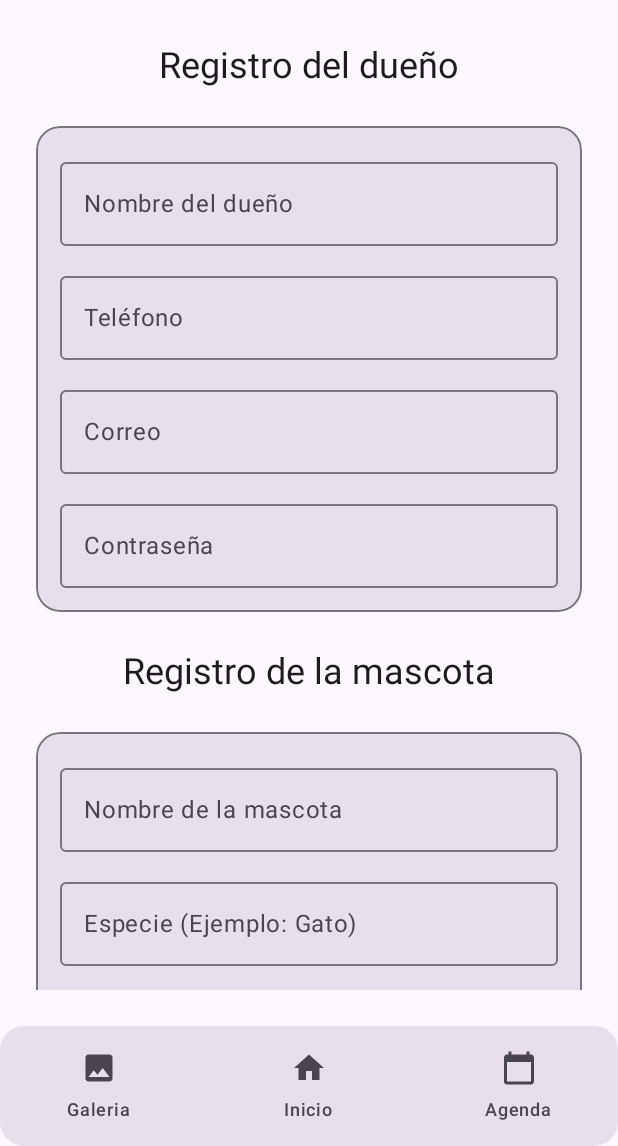
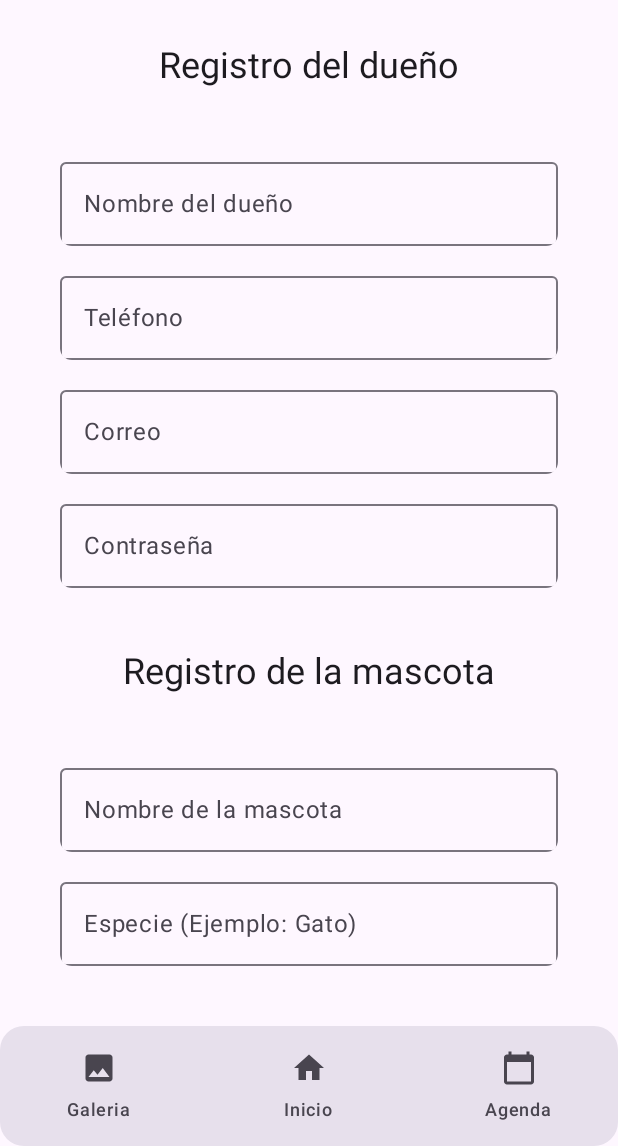
Before and after one commit to LaHechicera/PetDateApp, an Android app built with Jetpack Compose: the RegisterScreen screen opened through its navigation route, on a phone screen of 412 x 824 dp, the part 90-1236 px from its top. Run offline under Robolectric (Android 15) with nearby library versions, the phone set to English and light mode, and no system bars; our stand-ins replace Room's generated code.

Commit message:
sin fondo registro

```diff
--- a/app/build.gradle.kts
+++ b/app/build.gradle.kts
@@ -71,6 +71,7 @@ dependencies {
     //Room SQLite
     // Room components
     implementation("androidx.room:room-runtime:2.6.1")
+    implementation(libs.ui.graphics)
     kapt("androidx.room:room-compiler:2.6.1")
 
 // Kotlin Extensions and Coroutines support for Room
--- a/app/src/main/java/com/example/petdateapp/ui/RegisterScreen.kt
+++ b/app/src/main/java/com/example/petdateapp/ui/RegisterScreen.kt
@@ -1,31 +1,13 @@
 package com.example.petdateapp.ui
 
 import androidx.compose.foundation.background
-import androidx.compose.foundation.border
-import androidx.compose.foundation.layout.Box
-import androidx.compose.foundation.layout.Column
-import androidx.compose.foundation.layout.Spacer
-import androidx.compose.foundation.layout.fillMaxSize
-import androidx.compose.foundation.layout.fillMaxWidth
-import androidx.compose.foundation.layout.height
-import androidx.compose.foundation.layout.padding
+import androidx.compose.foundation.layout.*
 import androidx.compose.foundation.rememberScrollState
 import androidx.compose.foundation.shape.RoundedCornerShape
 import androidx.compose.foundation.text.KeyboardOptions
 import androidx.compose.foundation.verticalScroll
-import androidx.compose.material3.Button
-import androidx.compose.material3.ButtonDefaults
-import androidx.compose.material3.MaterialTheme
-import androidx.compose.material3.OutlinedTextField
-import androidx.compose.material3.SnackbarHost
-import androidx.compose.material3.SnackbarHostState
-import androidx.compose.material3.Surface
-import androidx.compose.material3.Text
-import androidx.compose.material3.TextFieldDefaults
-import androidx.compose.runtime.Composable
-import androidx.compose.runtime.LaunchedEffect
-import androidx.compose.runtime.remember
-import androidx.compose.runtime.rememberCoroutineScope
+import androidx.compose.material3.*
+import androidx.compose.runtime.*
 import androidx.compose.ui.Alignment
 import androidx.compose.ui.Modifier
 import androidx.compose.ui.draw.clip
@@ -51,26 +33,21 @@ fun RegisterScreen(viewModel: RegisterViewModel = viewModel(), navController: Na
     LaunchedEffect(viewModel.mensaje.value) {
         val msg = viewModel.mensaje.value
         if (msg.isNotEmpty()) {
-            // Mostrar snackbar en una coroutine separada para controlar el tiempo exactamente
             coroutineScope.launch {
-                // showSnackbar es suspend, pero lo lanzamos en una coroutine para no bloquear este LaunchedEffect
                 snackbarHostState.showSnackbar(
                     message = msg,
                     withDismissAction = false
                 )
             }
 
-            // Espera para volver al inicio
             delay(1000)
 
-            // Si fue éxito, navegar y limpiar
             if (msg == "Datos registrados correctamente.") {
                 navController.navigate("home") {
                     popUpTo("registro") { inclusive = true }
                 }
             }
 
-            // Limpiar mensaje para que no reaparezca al volver
             viewModel.mensaje.value = ""
         }
     }
@@ -86,29 +63,33 @@ fun RegisterScreen(viewModel: RegisterViewModel = viewModel(), navController: Na
                     .verticalScroll(rememberScrollState()),
                 horizontalAlignment = Alignment.CenterHorizontally
             ) {
-                Text("Registro del dueño", style = MaterialTheme.typography.headlineSmall.copy(
-                    color = MaterialTheme.colorScheme.onBackground
-                ))
-                Spacer(modifier = Modifier.height(24.dp)
+                Text(
+                    "Registro del dueño",
+                    style = MaterialTheme.typography.headlineSmall.copy(
+                        color = MaterialTheme.colorScheme.onBackground
+                    )
                 )
+                Spacer(modifier = Modifier.height(24.dp))
 
                 // Dueño
                 Box(
                     modifier = Modifier
                         .fillMaxWidth()
-                        .clip(RoundedCornerShape(16.dp))
-                        .background(MaterialTheme.colorScheme.surfaceVariant)
-                        .border(1.dp, MaterialTheme.colorScheme.outline, RoundedCornerShape(16.dp))
+                        .background(Color.Transparent)
                         .padding(16.dp)
                 ) {
-                    Column{
+                    Column {
                         OutlinedTextField(
-                            value = viewModel.nombreDueno.value,
-                            onValueChange = { viewModel.nombreDueno.value = it },
+                            value = viewModel.correo.value,
+                            onValueChange = { viewModel.correo.value = it },
                             label = { Text("Nombre del dueño") },
                             singleLine = true,
-                            modifier = Modifier.fillMaxWidth()
+                            keyboardOptions = KeyboardOptions(keyboardType = KeyboardType.Email),
+                            modifier = Modifier
+                                .fillMaxWidth()
+                                .clip(RoundedCornerShape(8.dp))
                         )
+
                         Spacer(modifier = Modifier.height(12.dp))
 
                         OutlinedTextField(
@@ -117,7 +98,10 @@ fun RegisterScreen(viewModel: RegisterViewModel = viewModel(), navController: Na
                             label = { Text("Teléfono") },
                             singleLine = true,
                             keyboardOptions = KeyboardOptions(keyboardType = KeyboardType.Phone),
-                            modifier = Modifier.fillMaxWidth()
+                            modifier = Modifier
+                                .fillMaxWidth()
+                                .clip(RoundedCornerShape(8.dp))
+                                .background(Color.Transparent)
                         )
                         Spacer(modifier = Modifier.height(12.dp))
 
@@ -127,7 +111,10 @@ fun RegisterScreen(viewModel: RegisterViewModel = viewModel(), navController: Na
                             label = { Text("Correo") },
                             singleLine = true,
                             keyboardOptions = KeyboardOptions(keyboardType = KeyboardType.Email),
-                            modifier = Modifier.fillMaxWidth()
+                            modifier = Modifier
+                                .fillMaxWidth()
+                                .clip(RoundedCornerShape(8.dp))
+                                .background(Color.Transparent)
                         )
                         Spacer(modifier = Modifier.height(12.dp))
 
@@ -138,7 +125,10 @@ fun RegisterScreen(viewModel: RegisterViewModel = viewModel(), navController: Na
                             singleLine = true,
                             visualTransformation = PasswordVisualTransformation(),
                             keyboardOptions = KeyboardOptions(keyboardType = KeyboardType.Password),
-                            modifier = Modifier.fillMaxWidth()
+                            modifier = Modifier
+                                .fillMaxWidth()
+                                .clip(RoundedCornerShape(8.dp))
+                                .background(Color.Transparent)
                         )
                     }
                 }
@@ -146,17 +136,19 @@ fun RegisterScreen(viewModel: RegisterViewModel = viewModel(), navController: Na
                 Spacer(modifier = Modifier.height(24.dp))
 
                 // Mascota
-                Text("Registro de la mascota", style = MaterialTheme.typography.headlineSmall.copy(
-                    color = MaterialTheme.colorScheme.onBackground
-                ))
+                Text(
+                    "Registro de la mascota",
+                    style = MaterialTheme.typography.headlineSmall.copy(
+                        color = MaterialTheme.colorScheme.onBackground
+                    )
+                )
                 Spacer(modifier = Modifier.height(24.dp))
 
                 Box(
                     modifier = Modifier
                         .fillMaxWidth()
                         .clip(RoundedCornerShape(16.dp))
-                        .background(MaterialTheme.colorScheme.surfaceVariant)
-                        .border(1.dp, MaterialTheme.colorScheme.outline, RoundedCornerShape(16.dp))
+                        .background(Color.Transparent)
                         .padding(16.dp)
                 ) {
                     Column {
@@ -165,7 +157,10 @@ fun RegisterScreen(viewModel: RegisterViewModel = viewModel(), navController: Na
                             onValueChange = { viewModel.nombreMascota.value = it },
                             label = { Text("Nombre de la mascota") },
                             singleLine = true,
-                            modifier = Modifier.fillMaxWidth()
+                            modifier = Modifier
+                                .fillMaxWidth()
+                                .clip(RoundedCornerShape(8.dp))
+                                .background(Color.Transparent)
                         )
                         Spacer(modifier = Modifier.height(12.dp))
 
@@ -174,7 +169,10 @@ fun RegisterScreen(viewModel: RegisterViewModel = viewModel(), navController: Na
                             onValueChange = { viewModel.especie.value = it },
                             label = { Text("Especie (Ejemplo: Gato)") },
                             singleLine = true,
-                            modifier = Modifier.fillMaxWidth()
+                            modifier = Modifier
+                                .fillMaxWidth()
+                                .clip(RoundedCornerShape(8.dp))
+                                .background(Color.Transparent)
                         )
                         Spacer(modifier = Modifier.height(12.dp))
 
@@ -183,7 +181,10 @@ fun RegisterScreen(viewModel: RegisterViewModel = viewModel(), navController: Na
                             onValueChange = { viewModel.raza.value = it },
                             label = { Text("Raza") },
                             singleLine = true,
-                            modifier = Modifier.fillMaxWidth()
+                            modifier = Modifier
+                                .fillMaxWidth()
+                                .clip(RoundedCornerShape(8.dp))
+                                .background(Color.Transparent)
                         )
                         Spacer(modifier = Modifier.height(12.dp))
 
@@ -193,7 +194,10 @@ fun RegisterScreen(viewModel: RegisterViewModel = viewModel(), navController: Na
                             label = { Text("Edad (años)") },
                             singleLine = true,
                             keyboardOptions = KeyboardOptions(keyboardType = KeyboardType.Number),
-                            modifier = Modifier.fillMaxWidth()
+                            modifier = Modifier
+                                .fillMaxWidth()
+                                .clip(RoundedCornerShape(8.dp))
+                                .background(Color.Transparent)
                         )
                         Spacer(modifier = Modifier.height(12.dp))
 
@@ -203,26 +207,26 @@ fun RegisterScreen(viewModel: RegisterViewModel = viewModel(), navController: Na
                             label = { Text("Peso (kg)") },
                             singleLine = true,
                             keyboardOptions = KeyboardOptions(keyboardType = KeyboardType.Decimal),
-                            modifier = Modifier.fillMaxWidth()
+                            modifier = Modifier
+                                .fillMaxWidth()
+                                .clip(RoundedCornerShape(8.dp))
+                                .background(Color.Transparent)
                         )
                     }
                 }
 
                 Spacer(modifier = Modifier.height(24.dp))
 
-                // → Nota: aquí NO navegamos. Solo validamos.
                 val context = LocalContext.current
 
-                // Inicializar la BD UNA sola vez (ideal en LaunchedEffect o justo antes del botón)
                 LaunchedEffect(Unit) {
                     viewModel.initDB(context)
                 }
 
                 Button(
                     onClick = {
-                        viewModel.registrar() //valida y guarda
+                        viewModel.registrar()
                     },
-
                     modifier = Modifier.fillMaxWidth(),
                     shape = RoundedCornerShape(8.dp),
                     colors = ButtonDefaults.buttonColors(
@@ -234,20 +238,18 @@ fun RegisterScreen(viewModel: RegisterViewModel = viewModel(), navController: Na
                 }
             }
 
-            // Snackbar flotante sobre el contenido
+            // Snackbar flotante
             SnackbarHost(
                 hostState = snackbarHostState,
                 modifier = Modifier
                     .align(Alignment.TopCenter)
                     .padding(top = 12.dp)
             ) { snackbarData ->
-                // Personalización simple: fondo verde para éxito, rojo para error
                 val isSuccess = snackbarData.visuals.message.contains("correctamente")
                 Surface(
                     color = if (isSuccess) Color(0xFF2E7D32) else Color(0xFFD32F2F),
                     shape = RoundedCornerShape(8.dp),
-                    modifier = Modifier
-                        .padding(horizontal = 16.dp)
+                    modifier = Modifier.padding(horizontal = 16.dp)
                 ) {
                     Text(
                         text = snackbarData.visuals.message,
--- a/gradle/libs.versions.toml
+++ b/gradle/libs.versions.toml
@@ -9,6 +9,7 @@ lifecycleRuntimeKtx = "2.9.4"
 activityCompose = "1.11.0"
 composeBom = "2024.09.00"
 runtime = "1.9.3"
+uiGraphics = "1.9.4"
 
 [libraries]
 androidx-core-ktx = { group = "androidx.core", name = "core-ktx", version.ref = "coreKtx" }
@@ -26,6 +27,7 @@ androidx-ui-test-manifest = { group = "androidx.compose.ui", name = "ui-test-man
 androidx-ui-test-junit4 = { group = "androidx.compose.ui", name = "ui-test-junit4" }
 androidx-material3 = { group = "androidx.compose.material3", name = "material3" }
 androidx-runtime = { group = "androidx.compose.runtime", name = "runtime", version.ref = "runtime" }
+ui-graphics = { group = "androidx.compose.ui", name = "ui-graphics", version.ref = "uiGraphics" }
 
 [plugins]
 android-application = { id = "com.android.application", version.ref = "agp" }
```
